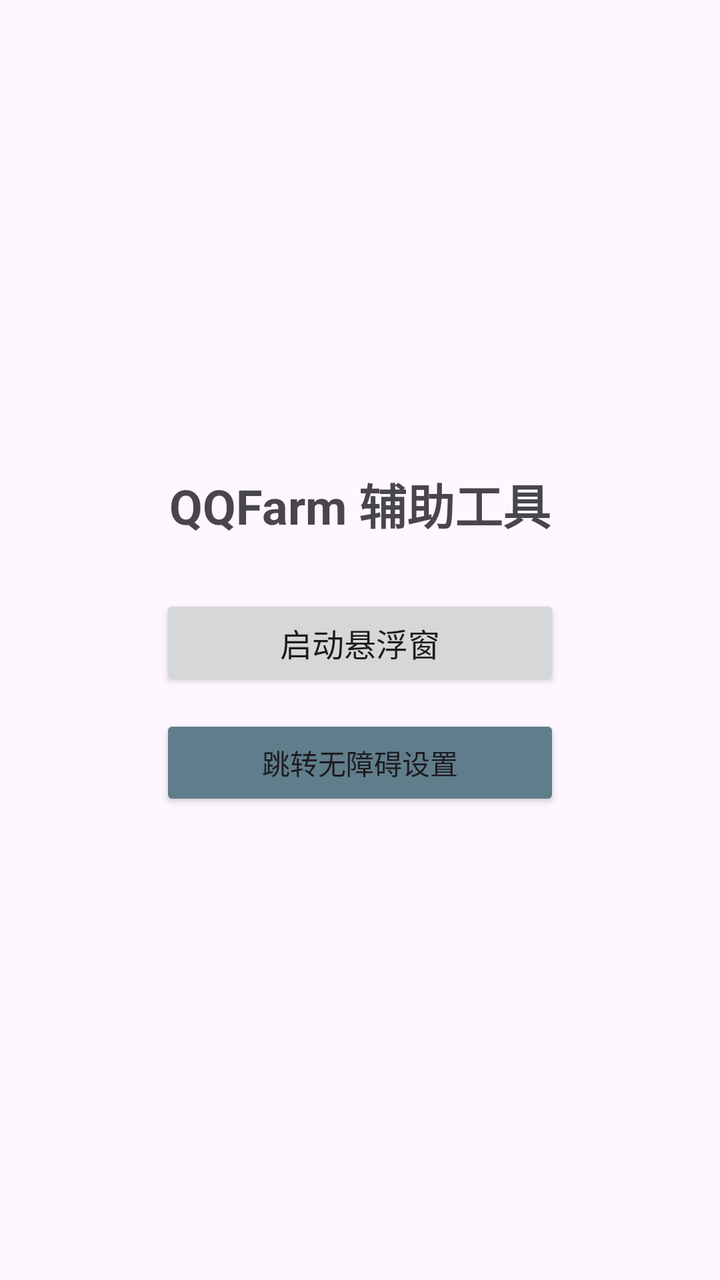
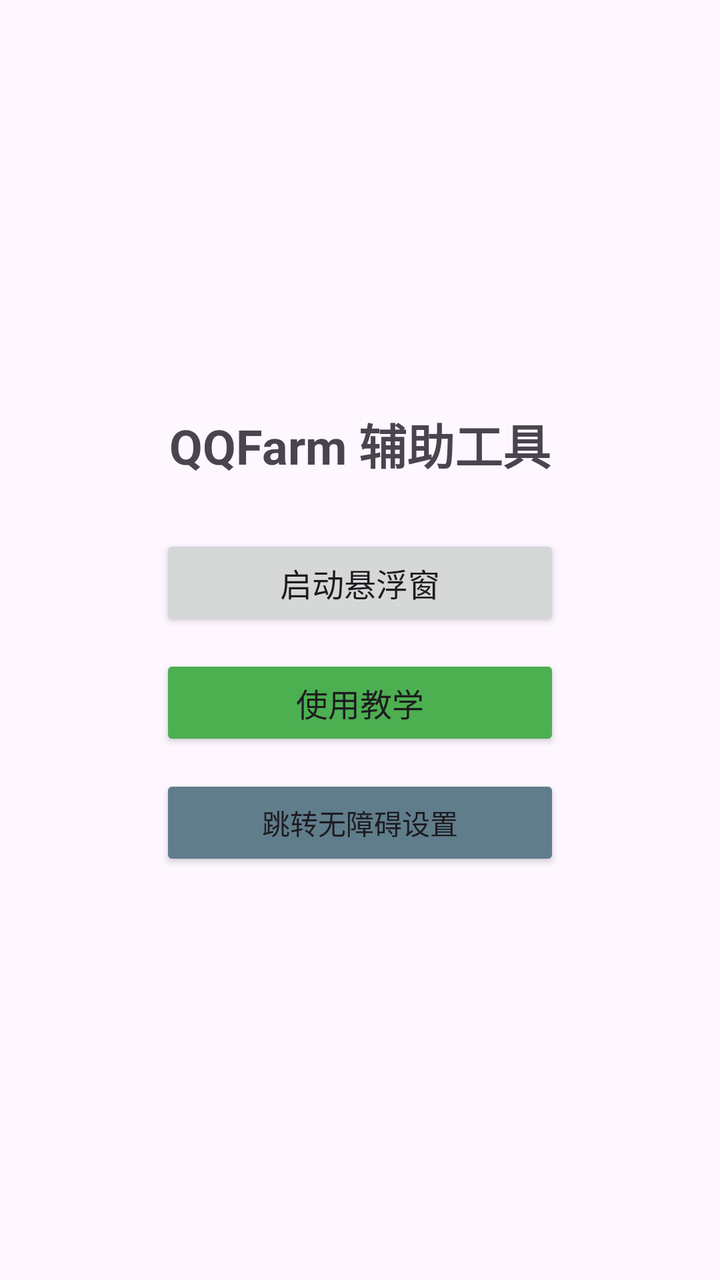

Screens rendered from an Android XML layout before and after an edit, with the pre-edit source and the edit as a unified diff.
<!-- AndroidManifest.xml: activity theme Theme.QQFarm -->
<!-- res/layout/activity_main.xml -->
<?xml version="1.0" encoding="utf-8"?>
<LinearLayout xmlns:android="http://schemas.android.com/apk/res/android"
    android:layout_width="match_parent"
    android:layout_height="match_parent"
    android:orientation="vertical"
    android:gravity="center"
    android:padding="32dp">

    <TextView
        android:layout_width="wrap_content"
        android:layout_height="wrap_content"
        android:text="QQFarm 辅助工具"
        android:textSize="24sp"
        android:textStyle="bold"
        android:layout_marginBottom="28dp" />

    <Button
        android:id="@+id/btn_launch"
        android:layout_width="200dp"
        android:layout_height="48dp"
        android:text="启动悬浮窗"
        android:textSize="16sp" />

    <Button
        android:id="@+id/btn_accessibility"
        android:layout_width="200dp"
        android:layout_height="48dp"
        android:layout_marginTop="12dp"
        android:text="跳转无障碍设置"
        android:textSize="14sp"
        android:backgroundTint="#607D8B" />
</LinearLayout>
<!-- resources referenced by this layout -->
<resources>
  <style name="Theme.QQFarm" parent="Base.Theme.QQFarm" />
  <style name="Base.Theme.QQFarm" parent="Theme.Material3.DayNight.NoActionBar">
          
          
      </style>
</resources>

<!-- the commit's change to res/layout/activity_main.xml (unified diff, before → after) -->
@@ -22,6 +22,15 @@
         android:textSize="16sp" />
 
     <Button
+        android:id="@+id/btn_tutorial"
+        android:layout_width="200dp"
+        android:layout_height="48dp"
+        android:layout_marginTop="12dp"
+        android:text="使用教学"
+        android:textSize="16sp"
+        android:backgroundTint="#4CAF50" />
+
+    <Button
         android:id="@+id/btn_accessibility"
         android:layout_width="200dp"
         android:layout_height="48dp"
